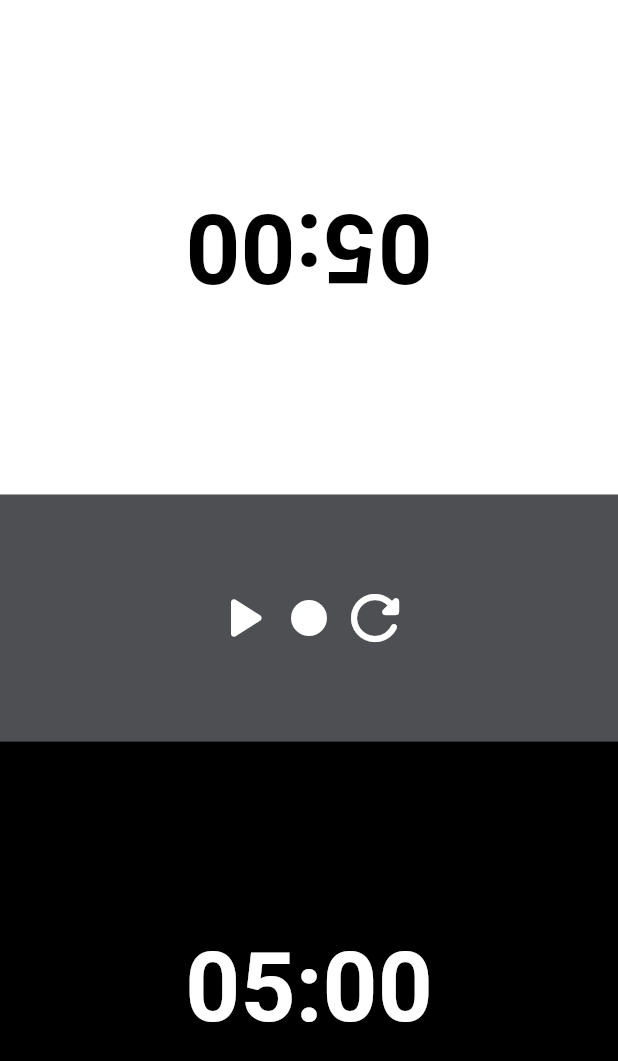
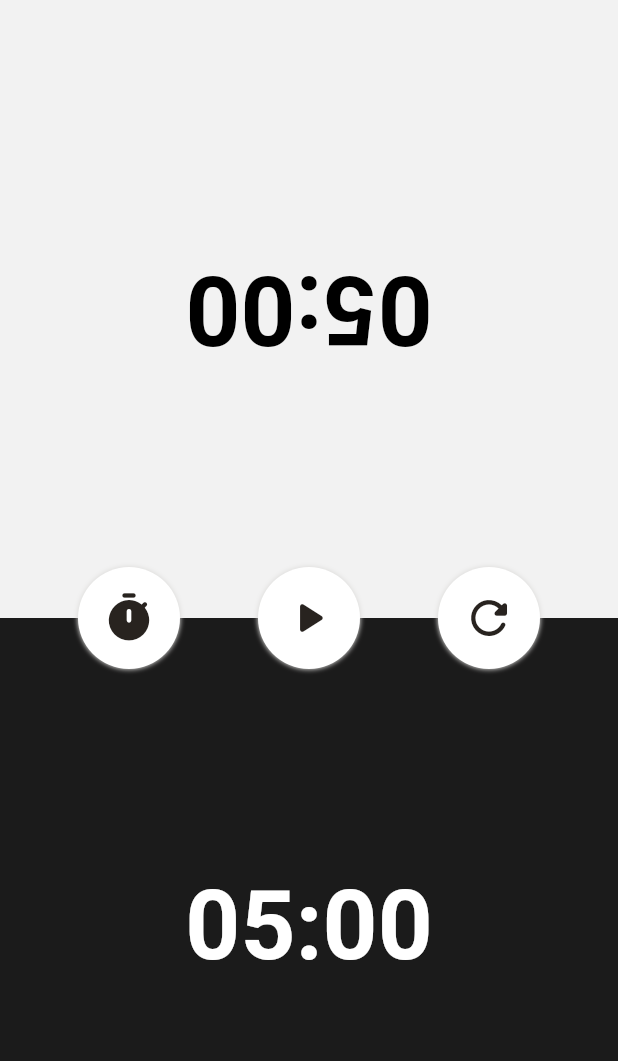
Before and after one commit to mozilla9025/ChessClock, a Flutter app: the screen it shows after launch, on a phone screen of 412 x 824 dp. Shown: the top 1061 px of the screen. Run offline on Flutter 3.47's test engine with Material 2 defaults, Android fonts, the phone set to English and light mode, and no system bars; our stand-ins replace wakelock.

```diff
--- /dev/null
+++ b/lib/constants.dart
@@ -0,0 +1,8 @@
+class Constants {
+  static final double padding = 12.0;
+
+  static final int twoMinInMs = 2 * 60 * 1000;
+  static final int fiveMinInMs = 5 * 60 * 1000;
+  static final int tenMinInMs = 10 * 60 * 1000;
+
+}
--- a/lib/main.dart
+++ b/lib/main.dart
@@ -1,6 +1,8 @@
 import 'package:flutter/material.dart';
 import 'package:flutter/services.dart';
 import 'package:flutter_app/card.dart';
+import 'package:flutter_app/constants.dart';
+import 'package:flutter_app/dialog_box.dart';
 import 'package:flutter_app/step_turn.dart';
 import 'package:wakelock/wakelock.dart';
 
@@ -89,9 +91,9 @@ class _MyHomePageState extends State<MyHomePage> {
   Widget build(BuildContext context) {
     return Material(
       color: Colors.white,
-      child: Container(
-        decoration: BoxDecoration(color: Color(0xFF4D4F53)),
-        child: Column(
+      child: Stack(
+        children: [
+          Column(
             children: <Widget>[
               Expanded(
                 flex: 2,
@@ -100,51 +102,10 @@ class _MyHomePageState extends State<MyHomePage> {
                   isReset: _isReset,
                   textColor: Colors.black,
                   rotations: 2,
-                color: Colors.white,
+                  color: const Color(0xFFF2F2F2),
                   isPlaying: _isPlaying,
                   onTapped: _handleWhiteTurnCommit,
                   isCurrentStep: _stepTurn == StepTurn.WHITE,
-              ),
-            ),
-            Expanded(
-              flex: 1,
-              child: Row(
-                mainAxisAlignment: MainAxisAlignment.center,
-                crossAxisAlignment: CrossAxisAlignment.center,
-                children: [
-                  IconButton(
-                    color: Colors.white,
-                    enableFeedback: true,
-                    iconSize: 48.0,
-                    icon: Icon(
-                      _isPlaying
-                          ? Icons.pause_rounded
-                          : Icons.play_arrow_rounded,
-                      color: Colors.white,
-                    ),
-                    onPressed: _togglePlaying,
-                  ),
-                  Container(
-                    width: 24.0,
-                    height: 24.0,
-                    decoration: BoxDecoration(
-                      color: _stepTurn == StepTurn.WHITE
-                          ? Colors.white
-                          : Colors.black,
-                      shape: BoxShape.circle,
-                    ),
-                  ),
-                  IconButton(
-                    color: Colors.white,
-                    enableFeedback: true,
-                    iconSize: 48.0,
-                    icon: Icon(
-                      Icons.refresh_rounded,
-                      color: Colors.white,
-                    ),
-                    onPressed: _reset,
-                  ),
-                ],
                 ),
               ),
               Expanded(
@@ -154,7 +115,7 @@ class _MyHomePageState extends State<MyHomePage> {
                   isReset: _isReset,
                   textColor: Colors.white,
                   rotations: 0,
-                color: Colors.black,
+                  color: const Color(0xFF1B1B1B),
                   isPlaying: _isPlaying,
                   onTapped: _handleBlackTurnCommit,
                   isCurrentStep: _stepTurn == StepTurn.BLACK,
@@ -162,7 +123,76 @@ class _MyHomePageState extends State<MyHomePage> {
               ),
             ],
           ),
+          Align(
+            alignment: Alignment.center,
+            child: Row(
+              mainAxisAlignment: MainAxisAlignment.spaceEvenly,
+              crossAxisAlignment: CrossAxisAlignment.center,
+              children: [
+                _buildButton(
+                    Icon(
+                      Icons.timer_rounded,
+                      color: const Color(0xFF28231F),
+                    ),
+                    _showTimePicker),
+                _buildButton(
+                    Icon(
+                      _isPlaying
+                          ? Icons.pause_rounded
+                          : Icons.play_arrow_rounded,
+                      color: const Color(0xFF28231F),
+                    ),
+                    _togglePlaying),
+                _buildButton(
+                  Icon(
+                    Icons.refresh_rounded,
+                    color: const Color(0xFF28231F),
+                  ),
+                  _reset,
+                ),
+              ],
+            ),
+          ),
+        ],
       ),
     );
   }
+
+  Widget _buildButton(Icon icon, Function onPressed) {
+    return Container(
+      decoration: BoxDecoration(
+        color: Colors.white,
+        shape: BoxShape.circle,
+        boxShadow: [
+          BoxShadow(
+            color: const Color(0xFFDBDAD8),
+            blurRadius: 2.0,
+            spreadRadius: 0.25,
+          )
+        ],
+      ),
+      padding: EdgeInsets.all(8.0),
+      child: IconButton(
+        enableFeedback: true,
+        iconSize: 36.0,
+        icon: icon,
+        onPressed: onPressed,
+      ),
+    );
   }
+
+  void _showTimePicker() async {
+    await showDialog(
+      context: context,
+      barrierColor: const Color(0x20000000),
+      builder: (BuildContext context) {
+        return CustomDialogBox(
+          title: "Pick game duration",
+          text: "Confirm",
+          currentTime: Constants.twoMinInMs,
+          onPicked: (value) => {},
+        );
+      },
+    );
+  }
+}
```
Also changed, not shown: lib/dialog_box.dart (added, +147 -0 lines). Lines whose indentation alone changed are shown as unchanged.
